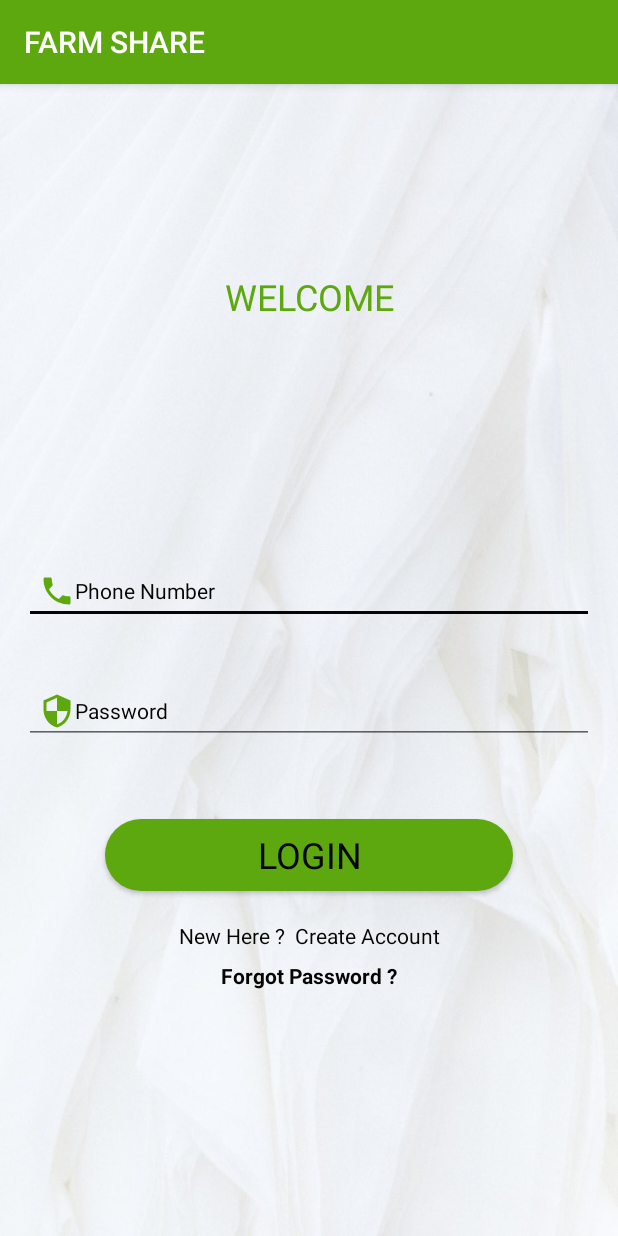
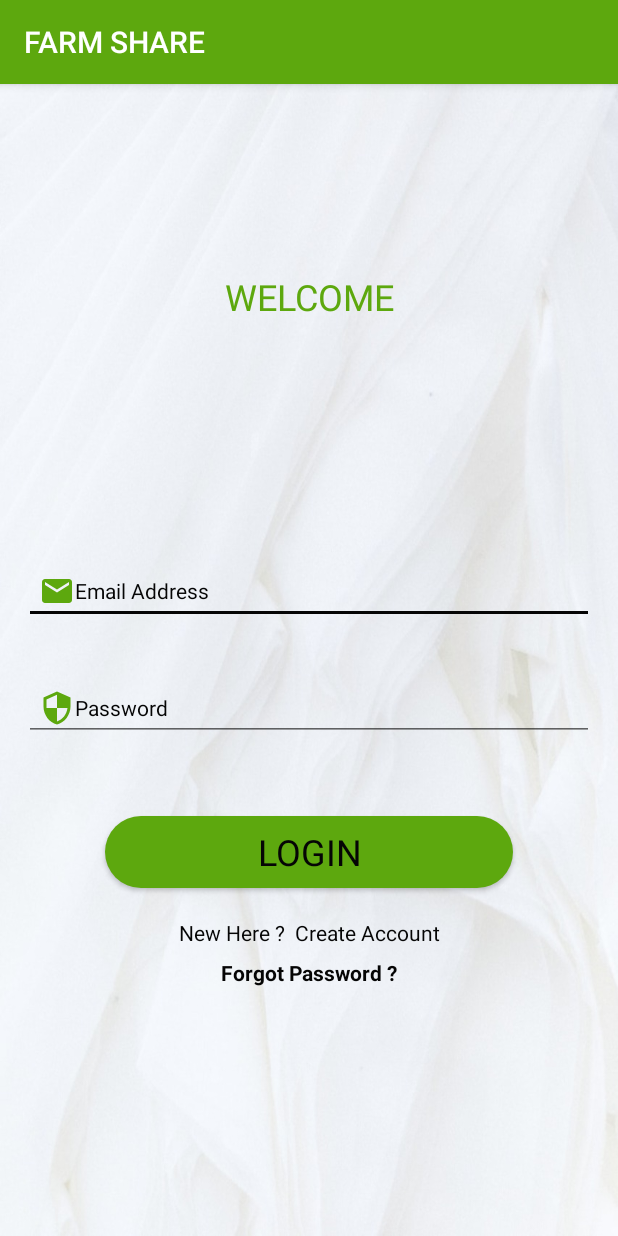
Before and after one commit to shanmukhchowdary147/Farm_Share, an Android app: the Login screen opened directly, with no data from a screen before it, after a tap on "LOGIN", on a phone screen of 412 x 824 dp. Run offline under Robolectric (Android 15) with nearby library versions, the phone set to English and light mode, and no system bars; our stand-ins replace Firebase (no records; nobody signed in at launch, a user with empty details on screens opened directly); Roboto replaces fonts that are not available here.

Commit message:
Farm Share Solutions

```diff
--- a/app/src/main/java/com/example/farm_share/Login.java
+++ b/app/src/main/java/com/example/farm_share/Login.java
@@ -29,7 +29,7 @@ import com.google.firebase.database.FirebaseDatabase;
 import com.google.firebase.database.ValueEventListener;
 
 public class Login extends AppCompatActivity {
-    EditText InPassword,InPhone;
+    EditText InPassword,InEmail;
     Button mLoginBtn;
     TextView mCreateBtn,forgotTextLink;
     ProgressBar progressBar;
@@ -44,7 +44,7 @@ public class Login extends AppCompatActivity {
         InPassword =(EditText) findViewById(R.id.password);
         mLoginBtn = (Button)findViewById(R.id.loginBtn);
         mCreateBtn = (TextView)findViewById(R.id.createText);
-        InPhone      =(EditText) findViewById(R.id.phone);
+        InEmail =(EditText) findViewById(R.id.email);
 
         progressBar = findViewById(R.id.progressBar);
 
@@ -69,10 +69,10 @@ public class Login extends AppCompatActivity {
     private void LoginUser() {
 
         String password=InPassword.getText().toString();
-        String phone=InPhone.getText().toString();
-        if (TextUtils.isEmpty(phone))
+        String email=InEmail.getText().toString();
+        if (TextUtils.isEmpty(email))
         {
-            Toast.makeText(this, "Please enter your phone Number", Toast.LENGTH_SHORT).show();
+            Toast.makeText(this, "Please enter your email!!", Toast.LENGTH_SHORT).show();
         }
         else if (TextUtils.isEmpty(password))
         {
@@ -82,21 +82,21 @@ public class Login extends AppCompatActivity {
         {
 
             progressBar.setVisibility(View.VISIBLE);
-            AllowAccessToAcc(phone,password);
+            AllowAccessToAcc(email,password);
         }
     }
 
-    private void AllowAccessToAcc(final String phone, final String password) {
+    private void AllowAccessToAcc(final String email, final String password) {
         final DatabaseReference RootRef;
         RootRef= FirebaseDatabase.getInstance().getReference();
 
         RootRef.addListenerForSingleValueEvent(new ValueEventListener() {
             @Override
             public void onDataChange(@NonNull DataSnapshot dataSnapshot) {
-                if (dataSnapshot.child("Users").child(phone).exists())
+                if (dataSnapshot.child("Users").child(email).exists())
                 {
-                    Users userData= dataSnapshot.child("Users").child(phone).getValue(Users.class);
-                    if (userData.getPhone().equals(phone))
+                    Users userData= dataSnapshot.child("Users").getValue(Users.class);
+                    if (userData.getEmail().equals(email))
                     {
                         if (userData.getPassword().equals(password))
                         {
--- a/app/src/main/res/layout/activity_login.xml
+++ b/app/src/main/res/layout/activity_login.xml
@@ -8,18 +8,18 @@
     tools:context=".Login">
 
     <EditText
-        android:id="@+id/phone"
+        android:id="@+id/email"
         android:layout_width="0dp"
         android:layout_height="wrap_content"
         android:layout_marginStart="16dp"
         android:layout_marginTop="150dp"
         android:layout_marginEnd="16dp"
         android:layout_marginBottom="400dp"
-        android:drawableLeft="@drawable/ic_local_phone_24dp"
+        android:drawableLeft="@drawable/ic_email_24dp"
         android:ems="10"
         android:fontFamily="@font/belgrano"
-        android:hint="Phone Number"
-        android:inputType="textPhonetic"
+        android:hint="Email Address"
+        android:inputType="textEmailAddress"
         android:padding="10dp"
         android:textColor="#050505"
         android:textColorHint="#050505"
@@ -34,7 +34,7 @@
         android:layout_width="0dp"
         android:layout_height="wrap_content"
         android:layout_marginStart="16dp"
-        android:layout_marginTop="36dp"
+        android:layout_marginTop="34dp"
         android:layout_marginEnd="16dp"
         android:layout_marginBottom="50dp"
         android:drawableLeft="@drawable/ic_security"
@@ -49,7 +49,7 @@
         app:layout_constraintBottom_toTopOf="@+id/loginBtn"
         app:layout_constraintEnd_toEndOf="parent"
         app:layout_constraintStart_toStartOf="parent"
-        app:layout_constraintTop_toBottomOf="@+id/phone" />
+        app:layout_constraintTop_toBottomOf="@+id/email" />
 
     <Button
         android:id="@+id/loginBtn"
```
Also changed, not shown: app/src/main/AndroidManifest.xml (+1 -7 lines), app/src/main/java/com/example/farm_share/Model/Users.java (+10 -2 lines).
